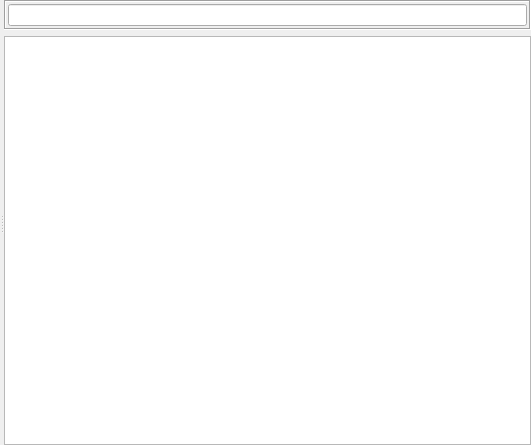
Qt form retroshare-gui/src/gui/chat/ChatLobbyDialog.ui (RetroShare/RetroShare) before a commit.
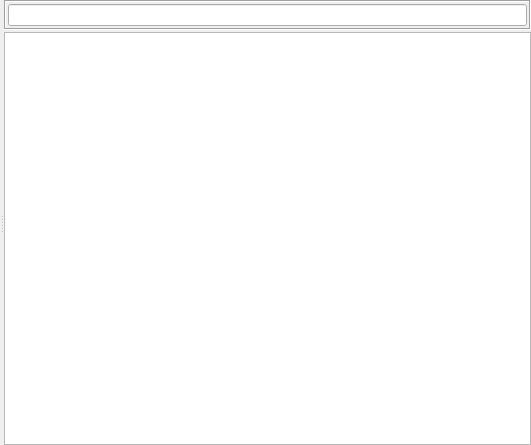
The same form after that commit. Custom widgets are drawn as their Qt base class.

Commit message: Fixed layout spacing

```diff
--- a/retroshare-gui/src/gui/chat/ChatLobbyDialog.ui
+++ b/retroshare-gui/src/gui/chat/ChatLobbyDialog.ui
@@ -62,6 +62,9 @@
        </size>
       </property>
       <layout class="QVBoxLayout" name="trans_Frame_Participants_VL">
+       <property name="spacing">
+        <number>2</number>
+       </property>
        <property name="leftMargin">
         <number>0</number>
        </property>
```
